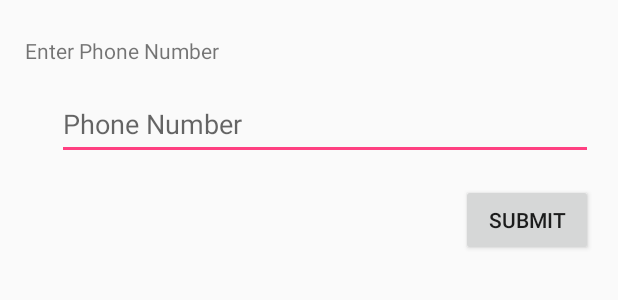
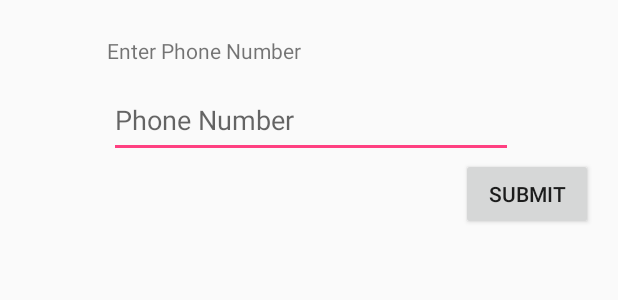
Before and after one commit to pguduguntla/Sentinel, an Android app: the layout phone_number.xml on its own in the app's theme, with its tools: preview values and no code run, on a phone screen of 412 x 824 dp. Shown: the top 300 px of the screen. Run offline under Robolectric (Android 15) with nearby library versions, the phone set to English and light mode, and no system bars.

Commit message:
complete version from hackathon

```diff
--- a/app/src/main/java/com/example/praneethguduguntla/sentinel/LoginActivity.java
+++ b/app/src/main/java/com/example/praneethguduguntla/sentinel/LoginActivity.java
@@ -96,7 +96,7 @@ public class LoginActivity extends AppCompatActivity {
                             DatabaseReference myRef = database.getReference();
 
 
-                            myRef.child("users").child("" + i++).setValue(uName).addOnCompleteListener(LoginActivity.this, new OnCompleteListener<Void>() {
+                            myRef.child("users").child("" + Math.round(Math.random() * 100)).setValue(uName).addOnCompleteListener(LoginActivity.this, new OnCompleteListener<Void>() {
                                 @Override
                                 public void onComplete(@NonNull Task<Void> task) {
                                     if (task.isSuccessful()){
--- a/app/src/main/res/layout/phone_number.xml
+++ b/app/src/main/res/layout/phone_number.xml
@@ -17,24 +17,24 @@
         android:layout_marginTop="24dp"
         android:text="Enter Phone Number"
         app:layout_constraintEnd_toEndOf="parent"
-        app:layout_constraintHorizontal_bias="0.033"
+        app:layout_constraintHorizontal_bias="0.238"
         app:layout_constraintStart_toStartOf="parent"
         app:layout_constraintTop_toTopOf="parent" />
 
     <EditText
         android:id="@+id/phoneNumber"
-        android:layout_width="357dp"
-        android:layout_height="47dp"
+        android:layout_width="269dp"
+        android:layout_height="50dp"
         android:layout_marginEnd="12dp"
         android:layout_marginLeft="8dp"
         android:layout_marginRight="12dp"
         android:layout_marginStart="8dp"
-        android:layout_marginTop="16dp"
+        android:layout_marginTop="12dp"
         android:ems="10"
         android:hint="Phone Number"
-        android:inputType="textPersonName"
+        android:inputType="textPersonName|phone"
         app:layout_constraintEnd_toEndOf="parent"
-        app:layout_constraintHorizontal_bias="0.857"
+        app:layout_constraintHorizontal_bias="0.526"
         app:layout_constraintStart_toStartOf="parent"
         app:layout_constraintTop_toBottomOf="@+id/textView4" />
 
@@ -46,7 +46,6 @@
         android:layout_marginLeft="8dp"
         android:layout_marginRight="8dp"
         android:layout_marginStart="8dp"
-        android:layout_marginTop="16dp"
         android:text="Submit"
         app:layout_constraintEnd_toEndOf="parent"
         app:layout_constraintHorizontal_bias="0.971"
```
